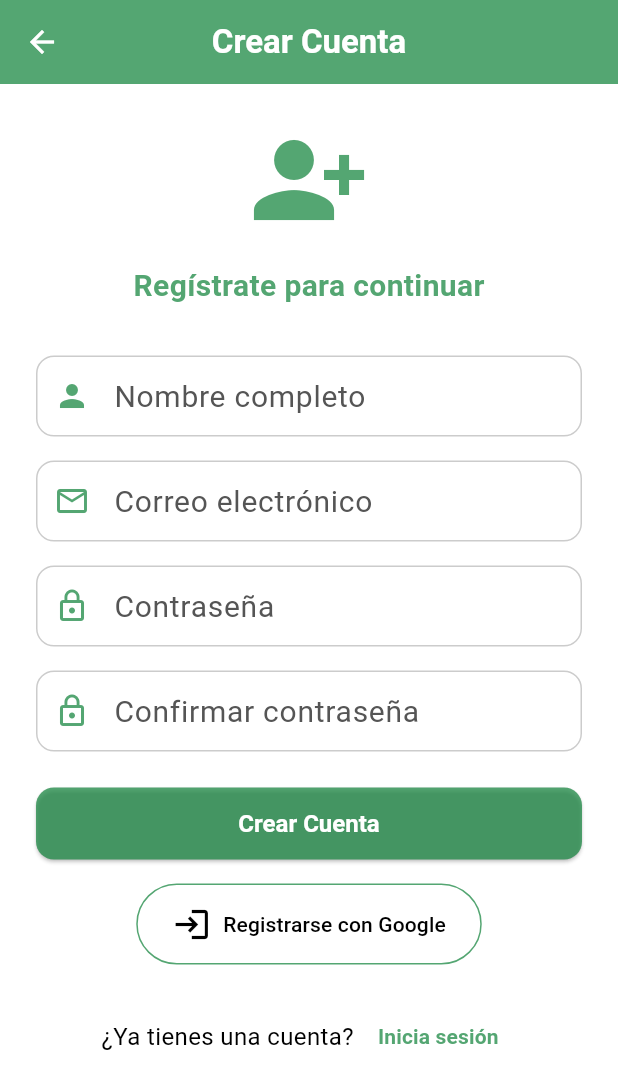
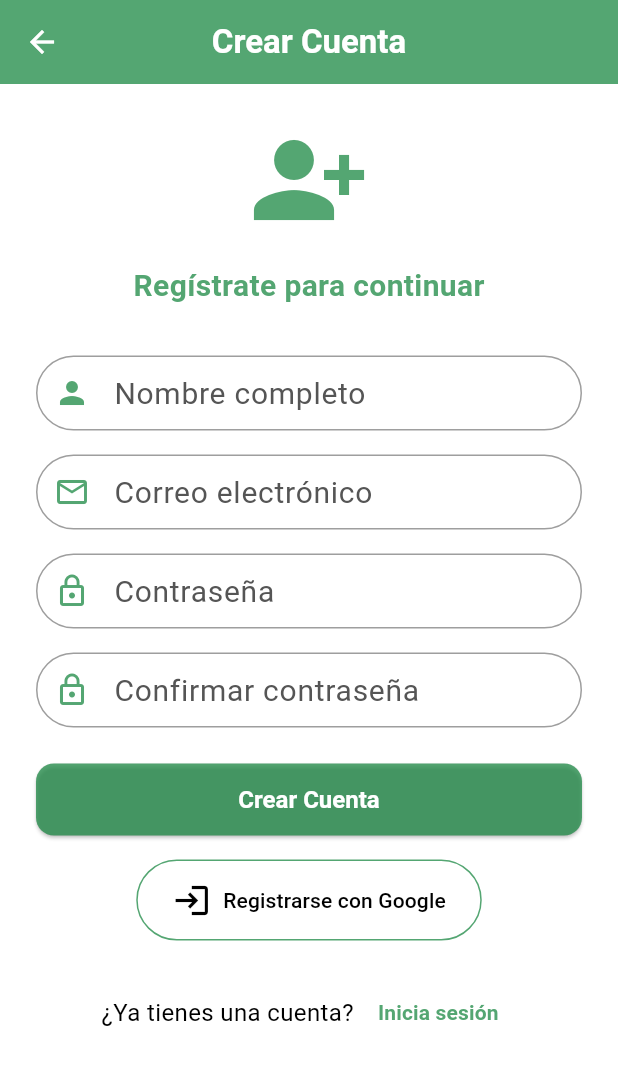
Before and after one commit to Reebotbrei/alertaLima, a Flutter app: the RegisterScreen screen opened by its route, on a phone screen of 412 x 824 dp. Shown: the top 1089 px of the screen. Run offline on Flutter 3.47's test engine with Material 3 defaults, Android fonts, the light colour scheme and no system bars; our stand-ins replace cloud_firestore, firebase_auth, firebase_core; accounts and stored records are empty.

Commit message:
Penultimos detalles

```diff
--- a/lib/app/widgets/app_text_field.dart
+++ b/lib/app/widgets/app_text_field.dart
@@ -31,6 +31,18 @@ class AppTextField extends StatelessWidget {
       obscureText: obscureText,
       keyboardType: keyboardType,
       decoration: InputDecoration(
+        border: OutlineInputBorder(
+          borderRadius: BorderRadius.circular(30),
+        ),
+        enabledBorder: OutlineInputBorder(
+          borderRadius: BorderRadius.circular(30),
+          borderSide: BorderSide(color: Colors.grey),
+        ),
+        focusedBorder: OutlineInputBorder(
+          borderRadius: BorderRadius.circular(30),
+          borderSide: BorderSide(color: AppColors.primary),
+        ),
+        contentPadding: EdgeInsets.symmetric(horizontal: 16, vertical: 10),
         hintText: hintText,
         prefixIcon: icon != null ? Icon(icon, color: AppColors.primary) : null,
         suffixIcon: iconEye != null
```
Also changed, not shown: lib/features/chat/view/chat_page.dart (+7 -5 lines).
